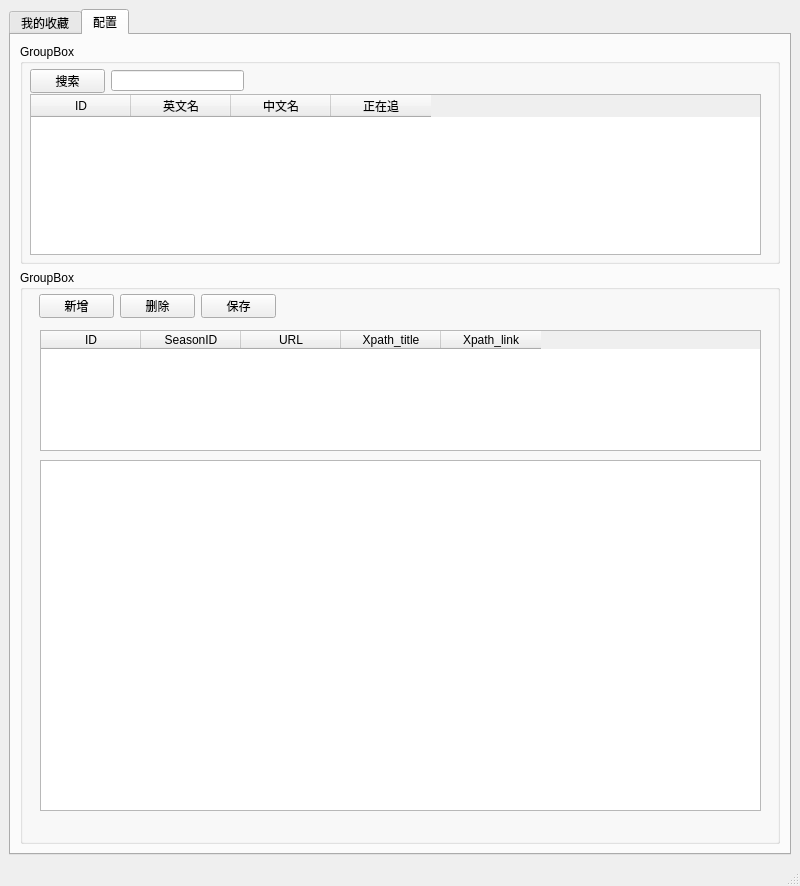
Before: the Qt Designer form ui_sprawl.ui in xuyuliang/sprawl, drawn with Qt 5.
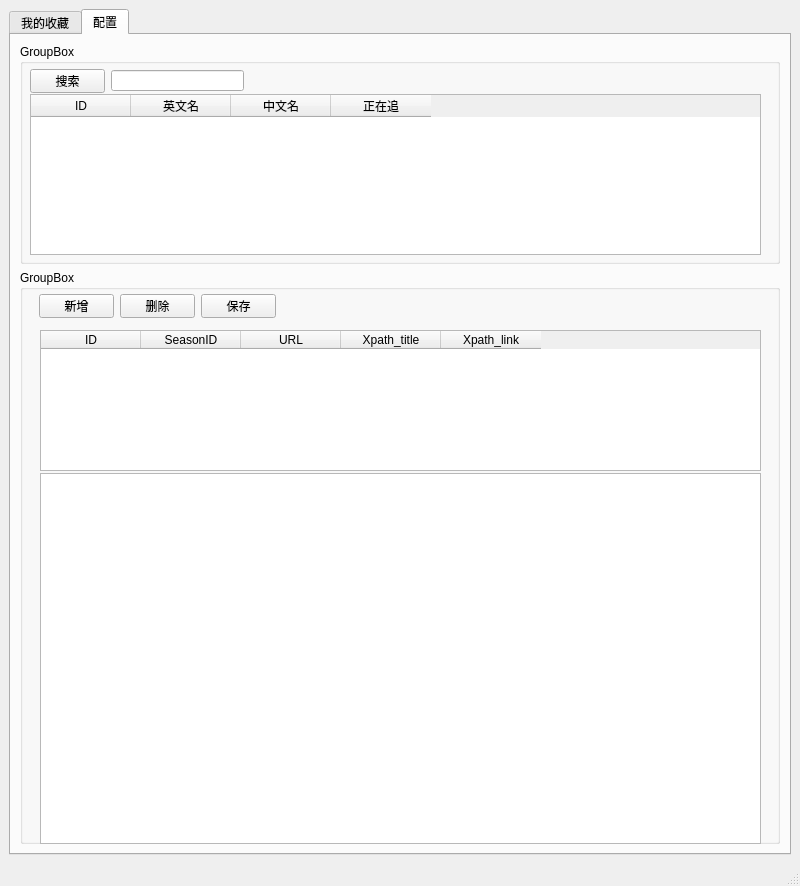
After: the same form once the commit is applied.

```diff
--- a/ui_sprawl.ui
+++ b/ui_sprawl.ui
@@ -186,7 +186,7 @@
              <x>20</x>
              <y>60</y>
              <width>721</width>
-             <height>121</height>
+             <height>141</height>
             </rect>
            </property>
            <column>
@@ -232,9 +232,9 @@
            <property name="geometry">
             <rect>
              <x>20</x>
-             <y>190</y>
+             <y>203</y>
              <width>721</width>
-             <height>351</height>
+             <height>371</height>
             </rect>
            </property>
            <property name="openExternalLinks">
```
Left out of the diff: 3 changed lines with no effect on the pictures.
